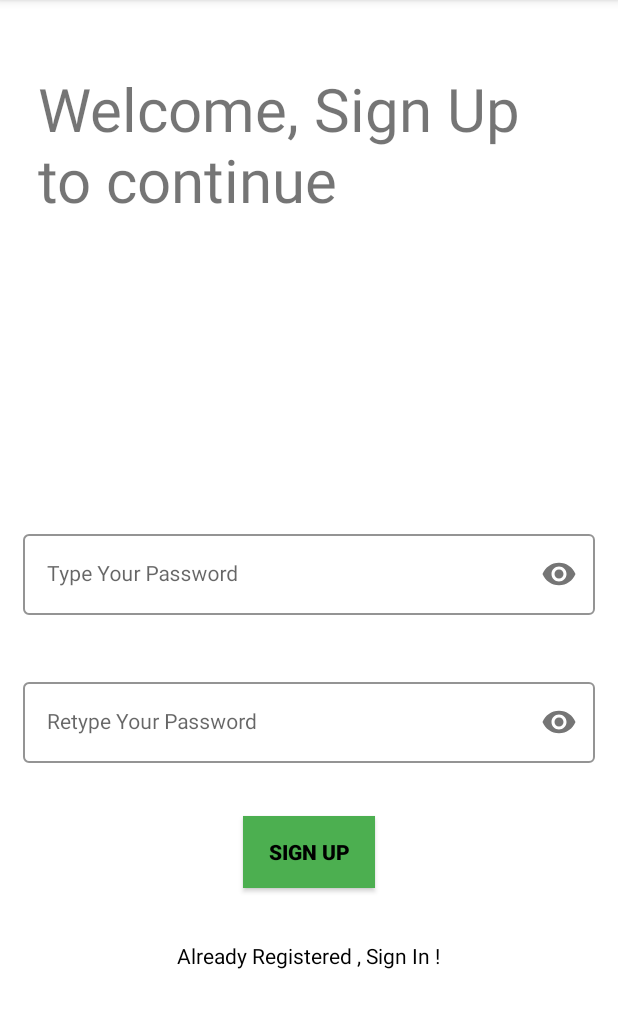
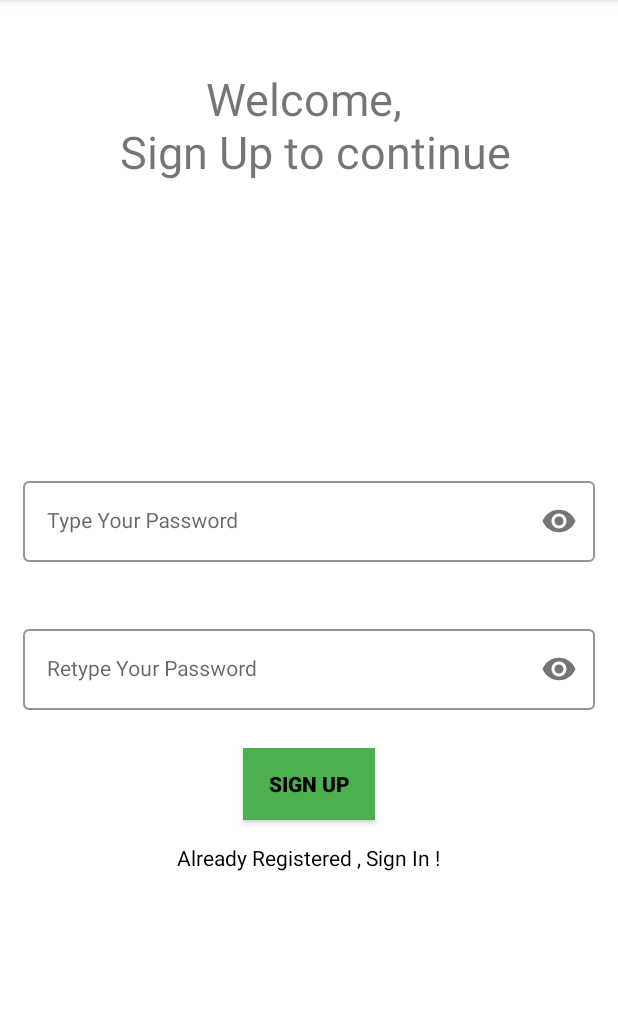
Before and after one commit to Graciele89/online_shopping_app, an Android app: the SignUpActivity screen opened directly, with no data from a screen before it, on a phone screen of 412 x 824 dp, the part 84-1112 px from its top. Run offline under Robolectric (Android 15) with nearby library versions, the phone set to English and light mode, and no system bars; our stand-ins replace Firebase (no records; nobody signed in at launch, a user with empty details on screens opened directly).

```diff
--- a/app/src/main/AndroidManifest.xml
+++ b/app/src/main/AndroidManifest.xml
@@ -27,8 +27,7 @@
         <activity android:name=".SignUpActivity" />
         <activity android:name=".ForgotPwdActivity" />
         <activity android:name=".CategoriesActivity" />
-        <activity android:name=".ItemAdapter" />
-        <activity android:name=".DataModel" />
+
 
     </application>
 
--- a/app/src/main/java/ie/dorset/student_22711/onlineshoppingapp/SignUpActivity.kt
+++ b/app/src/main/java/ie/dorset/student_22711/onlineshoppingapp/SignUpActivity.kt
@@ -21,10 +21,11 @@ class SignUpActivity: AppCompatActivity() {
 
         firebaseAuth = FirebaseAuth.getInstance()
 
-        binding.textViewBottom.setOnClickListener{
+        binding.textViewBottomSignIn.setOnClickListener{
             val intent = Intent(this, LoginActivity::class.java)
             startActivity(intent)
         }
+
         binding.buttonSignUp.setOnClickListener{
             val email = binding.emailText.text.toString()
             val pwd = binding.pwdText.text.toString()
--- a/app/src/main/res/layout/activity_products_categories.xml
+++ b/app/src/main/res/layout/activity_products_categories.xml
@@ -6,11 +6,13 @@
     android:layout_height="match_parent">
 
     <androidx.recyclerview.widget.RecyclerView
-        android:id="@+id/recycler_view_categories"
+        android:id="@+id/category_recycler_view"
         android:layout_width="match_parent"
         android:layout_height="match_parent"
         app:layout_constraintBottom_toBottomOf="parent"
         app:layout_constraintEnd_toEndOf="parent"
+        app:layout_constraintHorizontal_bias="0.0"
         app:layout_constraintStart_toStartOf="parent"
-        app:layout_constraintTop_toTopOf="parent" />
+        app:layout_constraintTop_toTopOf="parent"
+        app:layout_constraintVertical_bias="0.0" />
 </androidx.constraintlayout.widget.ConstraintLayout>
--- a/app/src/main/res/layout/activity_sign_up.xml
+++ b/app/src/main/res/layout/activity_sign_up.xml
@@ -14,7 +14,9 @@
         android:layout_marginTop="20dp"
         android:padding="25dp"
         android:text="@string/welcome_sign_up"
-        android:textSize="40sp" />
+        android:textSize="30sp"
+        android:layout_gravity="center"
+        android:textAlignment="center"/>
 
 
     <com.google.android.material.textfield.TextInputLayout
@@ -22,8 +24,8 @@
         style="@style/LoginTextInputOuterStyle"
         android:layout_width="match_parent"
         android:layout_height="wrap_content"
-        android:layout_marginHorizontal="15dp"
-        android:layout_marginTop="80dp"
+        android:layout_marginHorizontal="14dp"
+        android:layout_marginTop="70dp"
         app:boxStrokeColor="@color/white"
         app:hintTextColor="@color/white"
         app:layout_constraintEnd_toEndOf="parent"
@@ -92,7 +94,7 @@
         android:id="@+id/buttonSignUp"
         android:layout_width="wrap_content"
         android:layout_gravity="center"
-        android:layout_margin="20dp"
+        android:layout_margin="10dp"
         android:layout_height="wrap_content"
         android:background="@color/green"
         android:text="@string/sign_up"
@@ -105,9 +107,9 @@
         app:layout_constraintTop_toBottomOf="@+id/confirm_password" />
 
     <TextView
-        android:id="@+id/textViewBottom"
+        android:id="@+id/textViewBottomSignIn"
         android:layout_gravity="center"
-        android:layout_margin="15dp"
+        android:layout_margin="5dp"
         android:layout_width="wrap_content"
         android:layout_height="wrap_content"
         android:textColor="@color/black"
--- a/app/src/main/res/values/strings.xml
+++ b/app/src/main/res/values/strings.xml
@@ -11,19 +11,25 @@
     <string name="android_studio_main">Built with Android Studio</string>
 
 
-    <string name="welcome_sign_up">Welcome, Sign Up to continue</string>
+    <string name="welcome_sign_up">Welcome, \n Sign Up to continue</string>
+    <string name="type_email">Type your Email</string>
     <string name="type_your_pwd">"Type Your Password: "</string>
+    <string name="retype_password">Retype Your Password</string>
+    <string name="sign_up">Sign Up</string>
     <string name="already_registered">Already Registered , Sign In !</string>
 
+
     <string name="sign_in">Sign In</string>
+    <string name="type_password">Type Your Password</string>
     <string name="not_registered_yet">Not Registered Yet , Sign Up !</string>
-    <string name="type_email">Type your Email</string>
-    <string name="sign_up">Sign Up</string>
-    <string name="type_password">Type Your Password</string>
     <string name="forgot_password">Forgot Password</string>
-    <string name="retype_password">Retype Your Password</string>
+
+
+    <string name="reset_password">Not working yet, but should ask user email to reset password</string>
+    <string name="lets_reset_your_pwd">Lets reset your Password:</string>
+    <string name="reset_password_now">RESET PASSWORD NOW</string>
+
     <string name="login_to_categories_act">LOGIN</string>
-    <string name="welcome_categories">Chose a category and scroll through our high quality products</string>
-    <string name="reset_password">Not working yet, but should ask user email to reset password</string>
+    <string name="welcome_categories">Chose a category \n and scroll through our high quality products</string>
 
 </resources>
```
Also changed, not shown: app/build.gradle (+53 -2 lines), app/src/main/java/ie/dorset/student_22711/onlineshoppingapp/CategoriesActivity.kt (+40 -2 lines), app/src/main/java/ie/dorset/student_22711/onlineshoppingapp/LoginActivity.kt (+6 -6 lines), app/src/main/java/ie/dorset/student_22711/onlineshoppingapp/ProfileActivity.kt (deleted, +0 -11 lines), app/src/main/res/layout/activity_forgot_pwd.xml (+23 -1 lines).
